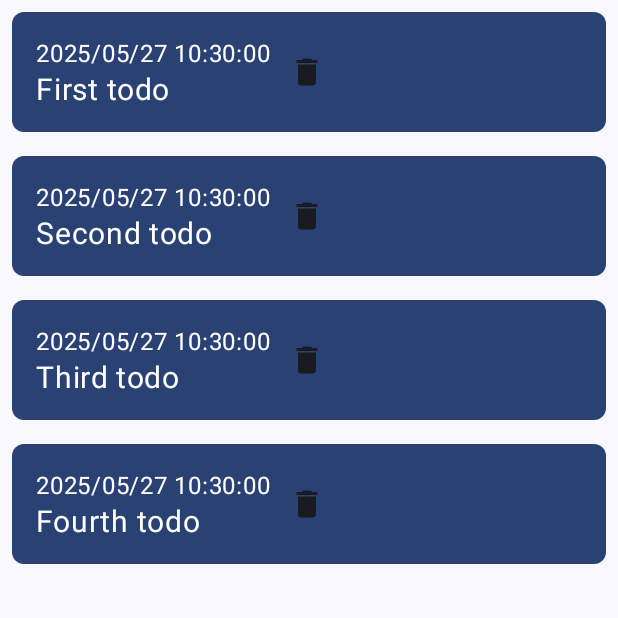
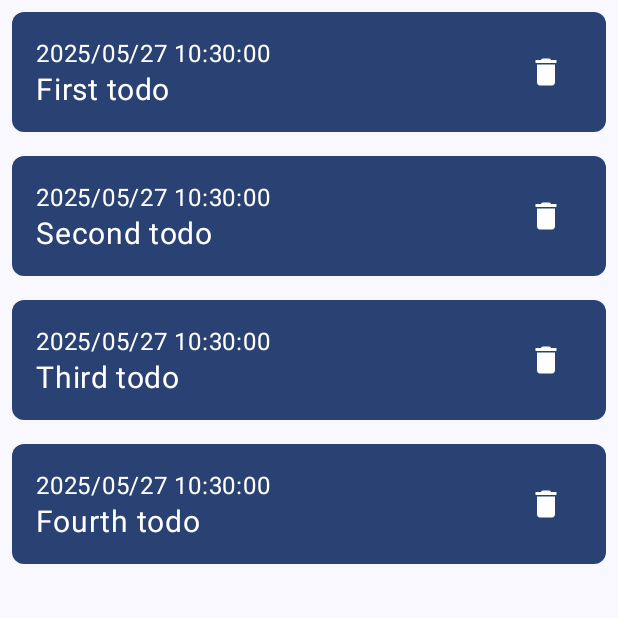
Before and after one commit to BEYEH/kotlin_room_database, an Android app built with Jetpack Compose: the screen it shows after launch (MainActivity), on a phone screen of 412 x 824 dp, the top half of it. Run offline under Robolectric (Android 15) with nearby library versions, the phone set to English and light mode, and no system bars.

Commit message:
[feat] update ui - update delete button.

```diff
--- a/app/src/main/java/com/example/kotlinroomdatabase/view/TodoListPage.kt
+++ b/app/src/main/java/com/example/kotlinroomdatabase/view/TodoListPage.kt
@@ -44,13 +44,16 @@ fun TodoListPage(modifier: Modifier) {
 @Composable
 fun TodoItem(item: Todo) {
     Row(
-        modifier = Modifier.fillMaxSize()
+        modifier = Modifier
+            .fillMaxSize()
             .padding(8.dp)
             .clip(RoundedCornerShape(8.dp))
             .background(MaterialTheme.colorScheme.primary)
             .padding(16.dp)
     ) {
-        Column {
+        Column(
+            modifier = Modifier.weight(1f)
+        ) {
             Text(
                 text = SimpleDateFormat(
                     "yyyy/MM/dd HH:mm:ss",
@@ -59,12 +62,18 @@ fun TodoItem(item: Todo) {
                 fontSize = 16.sp,
                 color = Color.White
             )
-            Text(text = item.title,
+            Text(
+                text = item.title,
                 fontSize = 20.sp,
-                color = Color.White)
+                color = Color.White
+            )
         }
         IconButton(onClick = {}) {
-            Icon(painter = painterResource(id = R.drawable.baseline_delete_24), contentDescription = "Delete")
+            Icon(
+                painter = painterResource(id = R.drawable.baseline_delete_24),
+                contentDescription = "Delete",
+                tint = Color.White
+            )
         }
     }
 }
```
